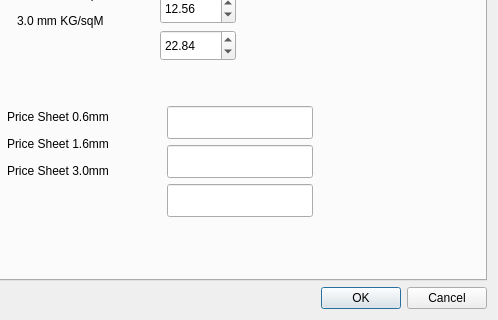
This is prefdialog.ui in mygnu/rgb-quote as Qt 5 draws it before an edit; both pictures show x 196 to 694 and y 161 to 481 of the 694 by 481 pixel window. The edited form follows.
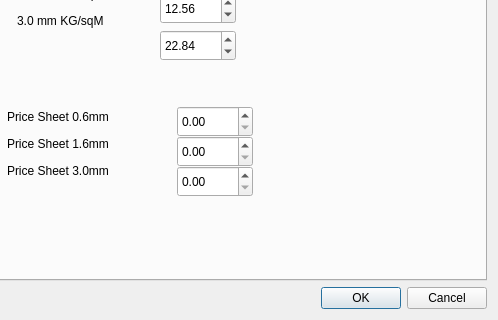
This is the edited form. The open tabs and pages were chosen to show the change.

```diff
--- a/prefdialog.ui
+++ b/prefdialog.ui
@@ -426,38 +426,6 @@
         <string>Price Sheet 1.6mm</string>
        </property>
       </widget>
-      <widget class="QLineEdit" name="priceFor0_6mmLE">
-       <property name="geometry">
-        <rect>
-         <x>350</x>
-         <y>230</y>
-         <width>146</width>
-         <height>33</height>
-        </rect>
-       </property>
-       <property name="inputMethodHints">
-        <set>Qt::ImhDigitsOnly</set>
-       </property>
-       <property name="text">
-        <string/>
-       </property>
-      </widget>
-      <widget class="QLineEdit" name="priceFor3_0mmLE">
-       <property name="geometry">
-        <rect>
-         <x>350</x>
-         <y>308</y>
-         <width>146</width>
-         <height>33</height>
-        </rect>
-       </property>
-       <property name="inputMethodHints">
-        <set>Qt::ImhDigitsOnly</set>
-       </property>
-       <property name="text">
-        <string/>
-       </property>
-      </widget>
       <widget class="QLabel" name="label_9">
        <property name="geometry">
         <rect>
@@ -471,20 +439,34 @@
         <string>Price Sheet 0.6mm</string>
        </property>
       </widget>
-      <widget class="QLineEdit" name="priceFor1_6mmLE">
+      <widget class="QDoubleSpinBox" name="priceFor0_6mmSB">
        <property name="geometry">
         <rect>
-         <x>350</x>
-         <y>269</y>
-         <width>146</width>
-         <height>33</height>
+         <x>360</x>
+         <y>230</y>
+         <width>76</width>
+         <height>31</height>
         </rect>
        </property>
-       <property name="inputMethodHints">
-        <set>Qt::ImhDigitsOnly</set>
+      </widget>
+      <widget class="QDoubleSpinBox" name="priceFor1_6mmSB">
+       <property name="geometry">
+        <rect>
+         <x>360</x>
+         <y>260</y>
+         <width>76</width>
+         <height>31</height>
+        </rect>
        </property>
-       <property name="text">
-        <string/>
+      </widget>
+      <widget class="QDoubleSpinBox" name="priceFor3_0mmSB">
+       <property name="geometry">
+        <rect>
+         <x>360</x>
+         <y>290</y>
+         <width>76</width>
+         <height>31</height>
+        </rect>
        </property>
       </widget>
      </widget>
```
Left out of the diff: 35 changed lines with no effect on the pictures.
